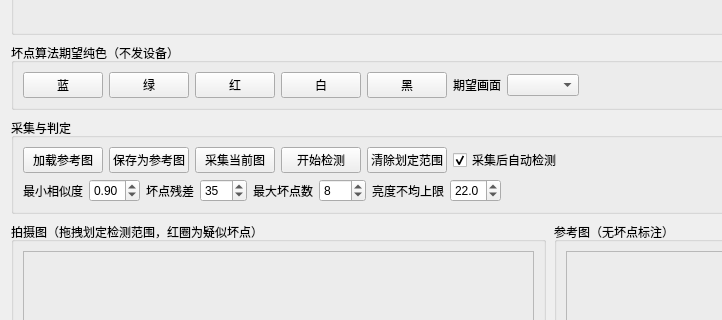
Before: the Qt Designer form platform/debug/screen_inspect/screen_inspect_widget.ui in yuhuang163/test, drawn with Qt 5; both pictures show x 0 to 722 and y 209 to 529 of the 1100 by 749 pixel window.
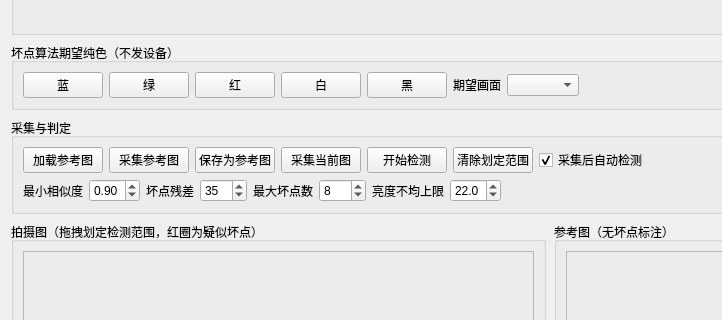
After: the same form once the commit is applied.

Commit message: 调试工站  无法采集图片问题

Patch:
```diff
--- a/platform/debug/screen_inspect/screen_inspect_widget.ui
+++ b/platform/debug/screen_inspect/screen_inspect_widget.ui
@@ -215,6 +215,13 @@
           </property>
          </widget>
         </item>
+        <item>
+         <widget class="QPushButton" name="btnCaptureRef">
+          <property name="text">
+           <string>采集参考图</string>
+          </property>
+         </widget>
+        </item>
         <item>
          <widget class="QPushButton" name="btnSaveAsRef">
           <property name="text">
```
The commit also changes 2 other files.
